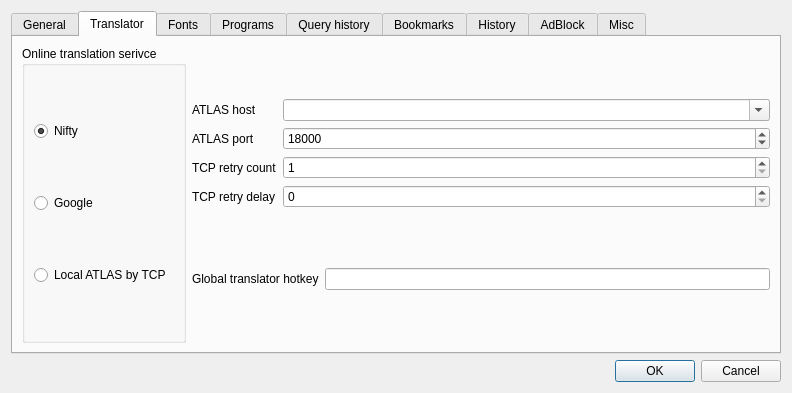
kernel1024/jpreader, file trunk/settingsdlg.ui: the form before one commit.
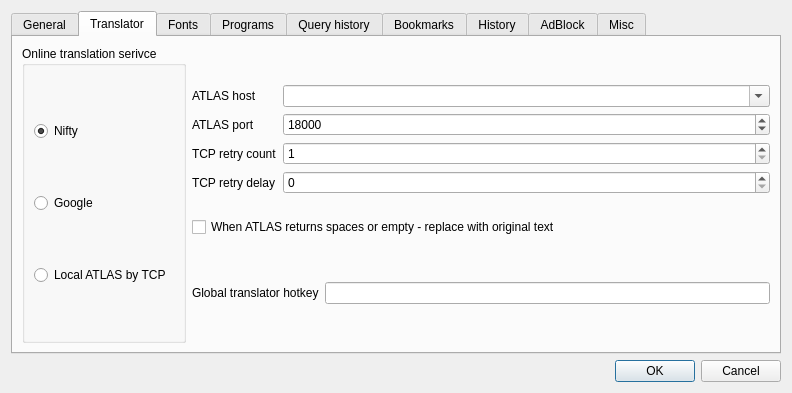
The form after the commit. The open tabs and pages were chosen to show the change. Custom widgets are drawn as their Qt base class.

Commit message: Inline translation support enhanced, preserve formatting with span instead of div tags, option for original text inserting when ATLAS returns whitespace.

The edit to the form file:
```diff
--- a/trunk/settingsdlg.ui
+++ b/trunk/settingsdlg.ui
@@ -386,6 +386,26 @@
            </property>
           </spacer>
          </item>
+         <item>
+          <widget class="QCheckBox" name="checkEmptyRestore">
+           <property name="text">
+            <string>When ATLAS returns spaces or empty - replace with original text</string>
+           </property>
+          </widget>
+         </item>
+         <item>
+          <spacer name="verticalSpacer_13">
+           <property name="orientation">
+            <enum>Qt::Vertical</enum>
+           </property>
+           <property name="sizeHint" stdset="0">
+            <size>
+             <width>20</width>
+             <height>40</height>
+            </size>
+           </property>
+          </spacer>
+         </item>
          <item>
           <layout class="QHBoxLayout" name="horizontalLayout_9">
            <item>
```
Left out of the diff: 1 changed line with no effect on the pictures. The commit also changes 7 other files.
